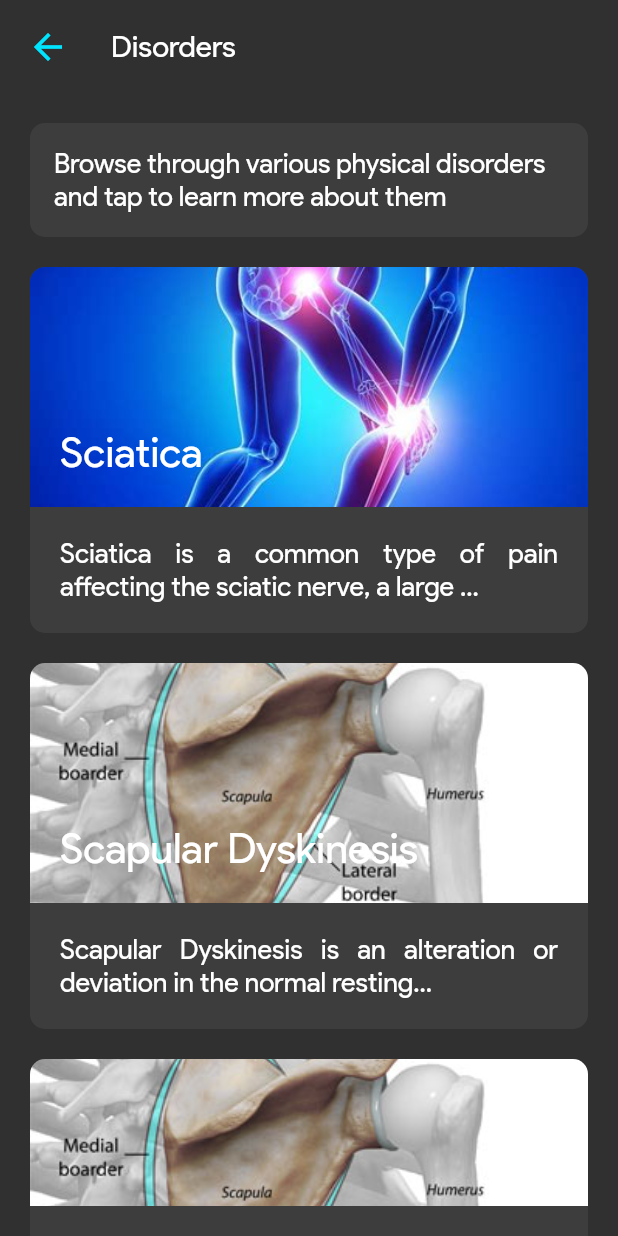
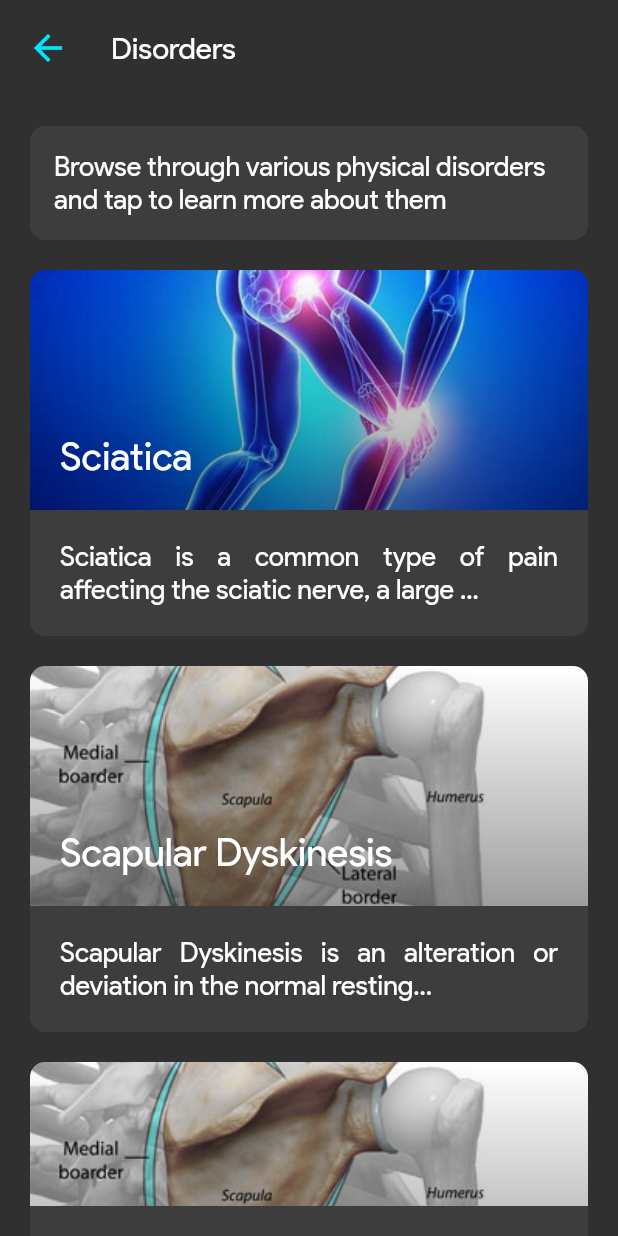
Before and after one commit to Harshit-Sonawala/ar_therapy, a Flutter app: the DisordersScreen screen opened directly, on a phone screen of 412 x 824 dp. Run offline on Flutter 3.47's test engine with Material 2 defaults, Android fonts, the light colour scheme and no system bars; our stand-ins replace camera, cloud_firestore, firebase_auth, firebase_core, photo_view, webview_flutter; missing offline and left inert: model_viewer_plus, tflite; accounts and stored records are empty.

Commit message:
major changes

```diff
--- a/lib/screens/disorders_screen.dart
+++ b/lib/screens/disorders_screen.dart
@@ -29,7 +29,7 @@ class _DisordersScreenState extends State<DisordersScreen> {
                   onPressed: () => {
                     Navigator.pop(context),
                   },
-                  padding: const EdgeInsets.all(5),
+                  padding: const EdgeInsets.all(6.0),
                   icon: Icons.arrow_back,
                   borderRadius: 50,
                 ),
--- a/lib/screens/exercise_details_screen.dart
+++ b/lib/screens/exercise_details_screen.dart
@@ -39,7 +39,7 @@ class _ExerciseDetailsScreenState extends State<ExerciseDetailsScreen> {
                       onPressed: () => {
                         Navigator.pop(context),
                       },
-                      padding: const EdgeInsets.all(5),
+                      padding: const EdgeInsets.all(6.0),
                       icon: Icons.arrow_back,
                       borderRadius: 50,
                     ),
--- a/lib/screens/exercises_screen.dart
+++ b/lib/screens/exercises_screen.dart
@@ -30,7 +30,7 @@ class _ExercisesScreenState extends State<ExercisesScreen> {
                   onPressed: () => {
                     Navigator.pop(context),
                   },
-                  padding: const EdgeInsets.all(5),
+                  padding: const EdgeInsets.all(6.0),
                   icon: Icons.arrow_back,
                   borderRadius: 50,
                 ),
--- a/lib/screens/home_screen.dart
+++ b/lib/screens/home_screen.dart
@@ -72,7 +72,7 @@ class _HomeScreenState extends State<HomeScreen> {
                           MaterialPageRoute(
                             builder: (context) => const AccountScreen(),
                           ),
-                        )
+                        ),
                       },
                       icon: Icon(
                         Icons.account_circle,
--- a/lib/screens/login_screen.dart
+++ b/lib/screens/login_screen.dart
@@ -40,7 +40,7 @@ class _LoginScreenState extends State<LoginScreen> {
                     onPressed: () => {
                       Navigator.pop(context),
                     },
-                    padding: const EdgeInsets.all(5),
+                    padding: const EdgeInsets.all(6.0),
                     icon: Icons.arrow_back,
                     borderRadius: 50,
                   ),
--- a/lib/screens/model_viewer_screen.dart
+++ b/lib/screens/model_viewer_screen.dart
@@ -27,7 +27,7 @@ class _ModelViewerScreenState extends State<ModelViewerScreen> {
                     onPressed: () => {
                       Navigator.pop(context),
                     },
-                    padding: const EdgeInsets.all(5),
+                    padding: const EdgeInsets.all(6.0),
                     icon: Icons.arrow_back,
                     // title: 'Forward Flexion',
                     borderRadius: 50,
--- a/lib/screens/old_user_account_screen.dart
+++ b/lib/screens/old_user_account_screen.dart
@@ -41,7 +41,7 @@ class _UserAccountScreenState extends State<UserAccountScreen> {
                     onPressed: () => {
                       Navigator.pop(context),
                     },
-                    padding: const EdgeInsets.all(5),
+                    padding: const EdgeInsets.all(6.0),
                     icon: Icons.arrow_back,
                     borderRadius: 50,
                   ),
--- a/lib/screens/signup_screen.dart
+++ b/lib/screens/signup_screen.dart
@@ -55,7 +55,7 @@ class _SignupScreenState extends State<SignupScreen> {
                     onPressed: () => {
                       Navigator.pop(context),
                     },
-                    padding: const EdgeInsets.all(5),
+                    padding: const EdgeInsets.all(6.0),
                     icon: Icons.arrow_back,
                     borderRadius: 50,
                   ),
@@ -263,7 +263,7 @@ class _SignupScreenState extends State<SignupScreen> {
                               }
                             }),
                           },
-                          padding: const EdgeInsets.all(5),
+                          padding: const EdgeInsets.all(6.0),
                           icon: Icons.keyboard_arrow_up,
                           border: const BorderSide(width: 1, color: Colors.grey),
                           borderRadius: 10,
@@ -277,7 +277,7 @@ class _SignupScreenState extends State<SignupScreen> {
                               }
                             }),
                           },
-                          padding: const EdgeInsets.all(5),
+                          padding: const EdgeInsets.all(6.0),
                           icon: Icons.keyboard_arrow_down,
                           border: const BorderSide(width: 1, color: Colors.grey),
                           borderRadius: 10,
--- a/lib/screens/user_account_screen.dart
+++ b/lib/screens/user_account_screen.dart
@@ -34,7 +34,7 @@ class _UserAccountScreenState extends State<UserAccountScreen> {
                       onPressed: () => {
                         Navigator.pop(context),
                       },
-                      padding: const EdgeInsets.all(5),
+                      padding: const EdgeInsets.all(6.0),
                       icon: Icons.arrow_back,
                       borderRadius: 50,
                     ),
@@ -48,7 +48,7 @@ class _UserAccountScreenState extends State<UserAccountScreen> {
                     if (fetchedDataSnapshot.connectionState == ConnectionState.waiting) {
                       return Center(
                         child: CustomCard(
-                          padding: const EdgeInsets.all(20.0),
+                          padding: const EdgeInsets.all(40.0),
                           child: CircularProgressIndicator(
                             color: Theme.of(context).primaryColor,
                           ),
--- a/lib/screens/wip_screen.dart
+++ b/lib/screens/wip_screen.dart
@@ -28,7 +28,7 @@ class _WipScreenState extends State<WipScreen> {
                 //       onPressed: () => {
                 //         Navigator.pop(context),
                 //       },
-                //       padding: const EdgeInsets.all(5),
+                //       padding: const EdgeInsets.all(6.0),
                 //       icon: Icons.arrow_back,
                 //       iconSize: 28,
                 //       borderRadius: 50,
--- a/lib/widgets/custom_drawer.dart
+++ b/lib/widgets/custom_drawer.dart
@@ -39,7 +39,7 @@ class CustomDrawer extends StatelessWidget {
                       ),
                       const SizedBox(height: 10.0),
                       Text(
-                        'Version 0.3.8',
+                        'Version 0.4.2',
                         style: Theme.of(context).textTheme.bodyLarge,
                       ),
                     ],
--- a/lib/widgets/custom_list_item.dart
+++ b/lib/widgets/custom_list_item.dart
@@ -43,7 +43,6 @@ class _CustomListItemState extends State<CustomListItem> {
             children: [
               if (widget.images != null)
                 Container(
-                  padding: const EdgeInsets.all(20),
                   height: 160,
                   decoration: BoxDecoration(
                     borderRadius: const BorderRadius.only(
@@ -57,13 +56,26 @@ class _CustomListItemState extends State<CustomListItem> {
                       fit: BoxFit.cover,
                     ),
                   ),
-                  child: Align(
+                  child: Container(
                     alignment: Alignment.bottomLeft,
-                    child: Text(
-                      widget.title!,
-                      style: const TextStyle(
-                        color: Colors.white,
-                        fontSize: 28,
+                    decoration: BoxDecoration(
+                      gradient: LinearGradient(
+                        begin: Alignment.topCenter,
+                        end: Alignment.bottomCenter,
+                        colors: <Color>[
+                          Colors.black.withAlpha(0),
+                          Colors.black38,
+                        ],
+                      ),
+                    ),
+                    child: Padding(
+                      padding: const EdgeInsets.all(20.0),
+                      child: Text(
+                        widget.title!,
+                        style: const TextStyle(
+                          color: Colors.white,
+                          fontSize: 26,
+                        ),
                       ),
                     ),
                   ),
```
Also changed, not shown: lib/screens/disorder_details_screen.dart (+83 -47 lines), lib/screens/photo_view_screen.dart (added, +62 -0 lines).
